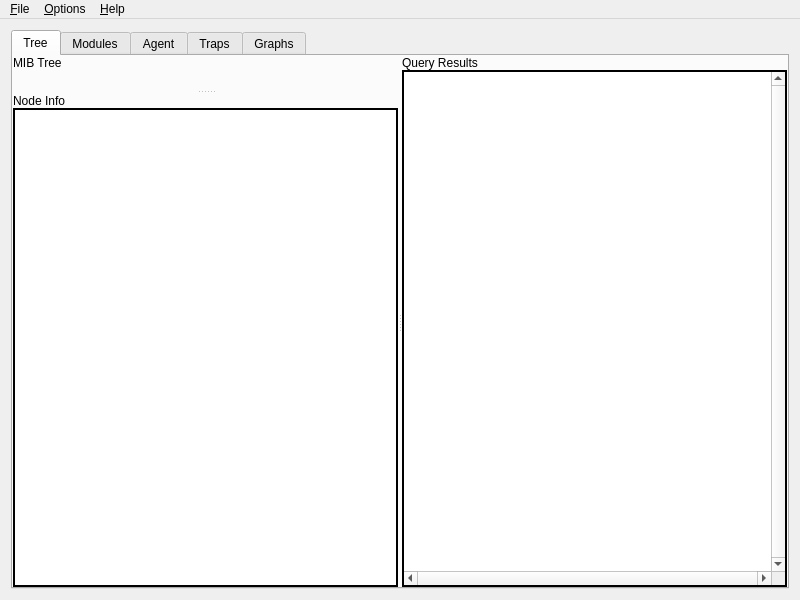
Above: app/mainw.ui from verrio/snmpb before the change. Below: the same form after it.
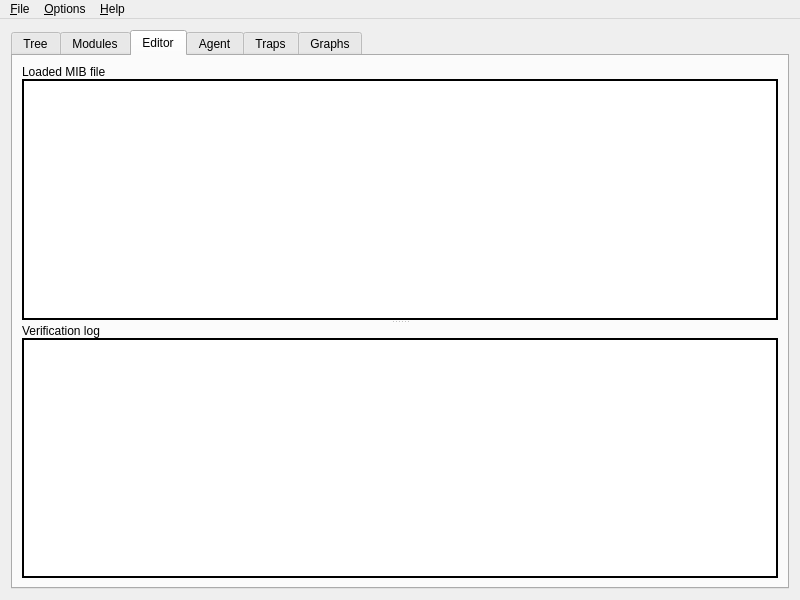
That is the form after the change. The open tabs and pages were chosen to show the change. Icons and pictures are not drawn. Custom widgets are drawn as their Qt base class.

Commit message: First edition of MIB editor/compiler/checker

```diff
--- a/app/mainw.ui
+++ b/app/mainw.ui
@@ -367,6 +367,108 @@
         </item>
        </layout>
       </widget>
+    <widget class="QWidget" name="tab" >
+     <attribute name="title" >
+      <string>Editor</string>
+     </attribute>
+     <layout class="QGridLayout" >
+      <property name="margin" >
+       <number>9</number>
+      </property>
+      <property name="spacing" >
+       <number>6</number>
+      </property>
+      <item row="0" column="0" >
+       <widget class="QSplitter" name="MIBSplitter" >
+        <property name="orientation" >
+         <enum>Qt::Vertical</enum>
+        </property>
+        <widget class="QWidget" name="" >
+         <layout class="QVBoxLayout" >
+          <property name="margin" >
+           <number>0</number>
+          </property>
+          <property name="spacing" >
+           <number>0</number>
+          </property>
+          <item>
+           <widget class="QLabel" name="MIBFileL" >
+            <property name="text" >
+             <string>Loaded MIB file</string>
+            </property>
+           </widget>
+          </item>
+          <item>
+           <widget class="QTextEdit" name="MIBFile" >
+            <property name="sizePolicy" >
+             <sizepolicy>
+              <hsizetype>7</hsizetype>
+              <vsizetype>7</vsizetype>
+              <horstretch>0</horstretch>
+              <verstretch>0</verstretch>
+             </sizepolicy>
+            </property>
+            <property name="frameShape" >
+             <enum>QFrame::WinPanel</enum>
+            </property>
+            <property name="frameShadow" >
+             <enum>QFrame::Plain</enum>
+            </property>
+            <property name="readOnly" >
+             <bool>false</bool>
+            </property>
+            <property name="overwriteMode" >
+             <bool>false</bool>
+            </property>
+           </widget>
+          </item>
+         </layout>
+        </widget>
+        <widget class="QWidget" name="" >
+         <layout class="QVBoxLayout" >
+          <property name="margin" >
+           <number>0</number>
+          </property>
+          <property name="spacing" >
+           <number>0</number>
+          </property>
+          <item>
+           <widget class="QLabel" name="MIBLogL" >
+            <property name="text" >
+             <string>Verification log</string>
+            </property>
+           </widget>
+          </item>
+          <item>
+           <widget class="QTextEdit" name="MIBLog" >
+            <property name="sizePolicy" >
+             <sizepolicy>
+              <hsizetype>7</hsizetype>
+              <vsizetype>7</vsizetype>
+              <horstretch>0</horstretch>
+              <verstretch>0</verstretch>
+             </sizepolicy>
+            </property>
+            <property name="frameShape" >
+             <enum>QFrame::WinPanel</enum>
+            </property>
+            <property name="frameShadow" >
+             <enum>QFrame::Plain</enum>
+            </property>
+            <property name="readOnly" >
+             <bool>true</bool>
+            </property>
+            <property name="overwriteMode" >
+             <bool>false</bool>
+            </property>
+           </widget>
+          </item>
+         </layout>
+        </widget>
+       </widget>
+      </item>
+     </layout>
+    </widget>
       <widget class="QWidget" name="TabPage" >
        <attribute name="title" >
         <string>Agent</string>
```
The commit also changes 4 other files.
